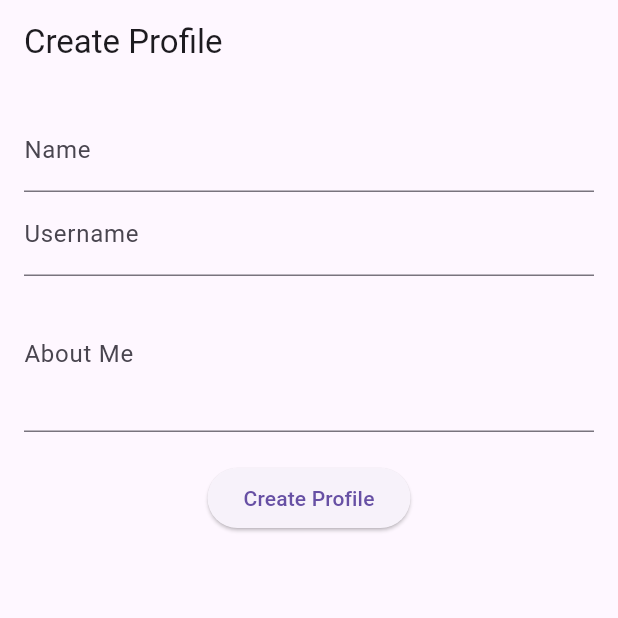
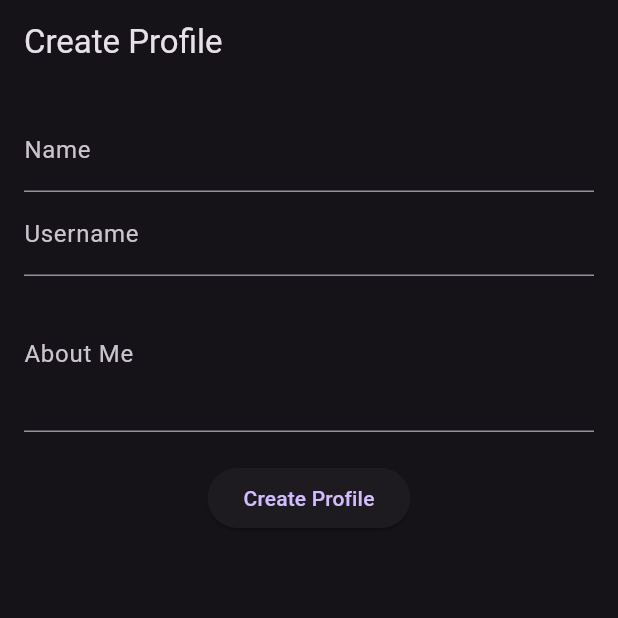
Before and after one commit to Spencman101/dating_app, a Flutter app: the screen it shows after launch, on a phone screen of 412 x 824 dp, the top half of it. Run offline on Flutter 3.47's test engine with Material 3 defaults, Android fonts, the phone set to English and light mode, and no system bars; our stand-ins replace google_fonts; Roboto replaces fonts that are missing (Nokora).

Commit message:
branch update frontend profile page

```diff
--- a/lib/main.dart
+++ b/lib/main.dart
@@ -1,4 +1,5 @@
 import 'package:flutter/material.dart';
+import 'package:google_fonts/google_fonts.dart';
 
 void main() {
   runApp(const MyApp());
@@ -19,6 +20,17 @@ class MyApp extends StatelessWidget {
   Widget build(BuildContext context) {
     return MaterialApp(
       title: 'User Profile Form',
+      theme: ThemeData(
+        colorScheme: ColorScheme.fromSeed(
+          brightness: Brightness.dark,
+          seedColor: Colors.deepPurple,),
+        textTheme: TextTheme(
+          displayLarge: const TextStyle(
+            fontSize: 38,
+            fontWeight: FontWeight.bold,
+            color: Colors.deepPurple),
+          titleLarge: GoogleFonts.nokora()
+      ),),
       home: Scaffold(
         appBar: AppBar(title: const Text('Create Profile')),
         body: const Padding(padding: EdgeInsets.all(16.0), child: UserForm()),
--- a/pubspec.yaml
+++ b/pubspec.yaml
@@ -34,6 +34,7 @@ dependencies:
   # The following adds the Cupertino Icons font to your application.
   # Use with the CupertinoIcons class for iOS style icons.
   cupertino_icons: ^1.0.8
+  google_fonts: ^6.2.1
 
 dev_dependencies:
   flutter_test:
```
Also changed, not shown: pubspec.lock, 1 other file.
